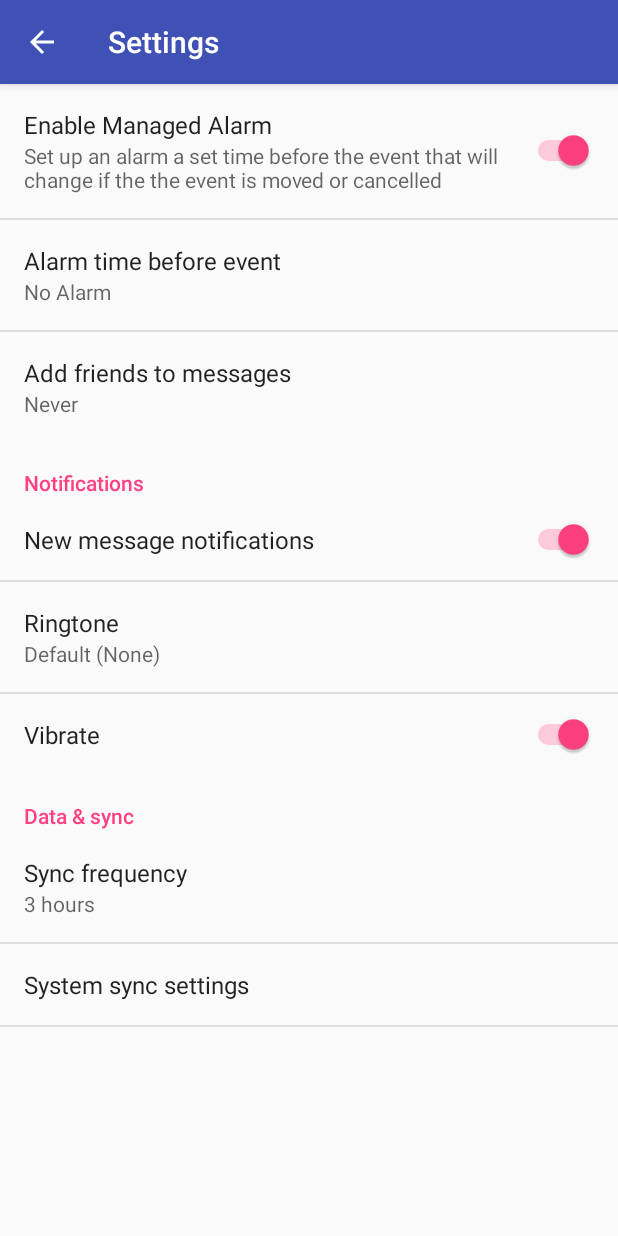
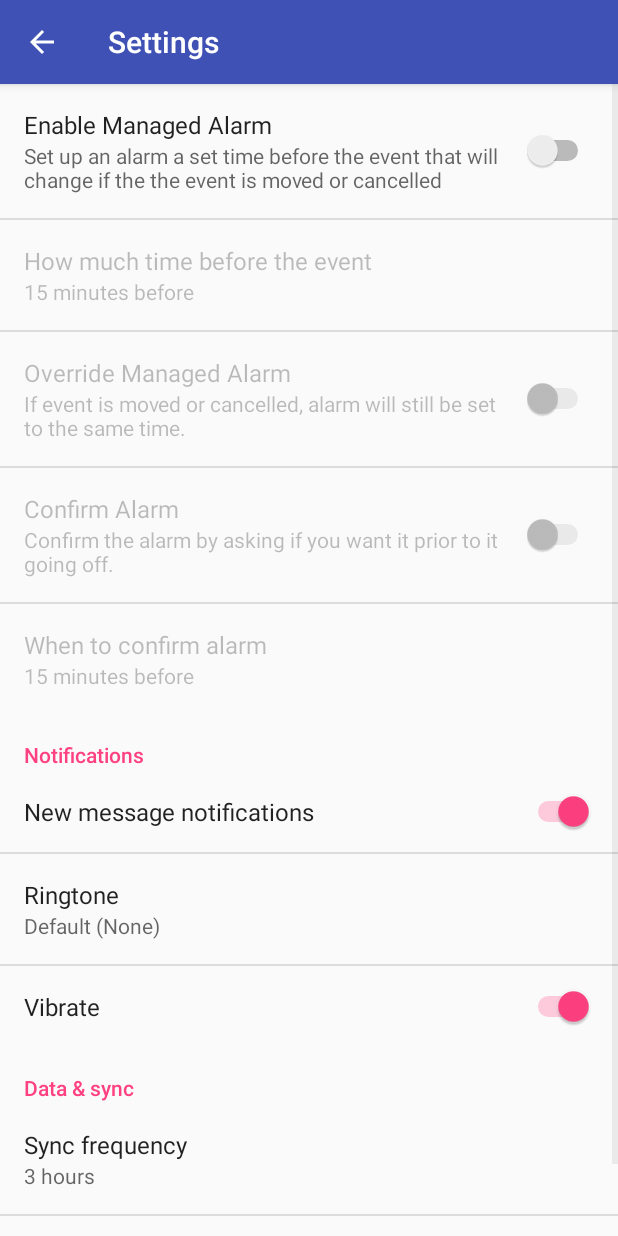
Before and after one commit to GrahamBurek/gitgudhackathon, an Android app: the eventSettings screen opened directly, with no data from a screen before it, on a phone screen of 412 x 824 dp. Run offline under Robolectric (Android 15) with nearby library versions, the phone set to English and light mode, and no system bars.

Commit message:
followed event alarm settings done

```diff
--- a/app/src/main/java/com/gitgud/hackathon/eventSettings.java
+++ b/app/src/main/java/com/gitgud/hackathon/eventSettings.java
@@ -205,7 +205,7 @@ public class eventSettings extends AppCompatPreferenceActivity {
         // their values. When their values change, their summaries are updated
         // to reflect the new value, per the Android Design guidelines.
         bindPreferenceSummaryToValue(findPreference("alarm_time_picker"));
-        bindPreferenceSummaryToValue(findPreference("example_list"));
+        bindPreferenceSummaryToValue(findPreference("alarm_confirm_time_picker"));
         bindPreferenceSummaryToValue(findPreference("notifications_new_message_ringtone"));
         bindPreferenceSummaryToValue(findPreference("sync_frequency"));
     }
--- a/app/src/main/res/values/strings.xml
+++ b/app/src/main/res/values/strings.xml
@@ -54,10 +54,9 @@
         <item>-1</item>
     </string-array>
 
-<string name="pref_alarm_title">Alarm time before event</string>
+<string name="pref_alarm_title">How much time before the event</string>
 <string name="pref_alarm_description">Set an alarm a certain time before the managed event</string>
 <string-array name="pref_alarm_time">
-<item>No Alarm</item>
 <item>15 minutes before</item>
 <item>30 minutes before</item>
 <item>45 minutes before</item>
@@ -84,11 +83,40 @@
 <item>9</item>
 <item>10</item>
 <item>11</item>
-<item>12</item>
 </string-array>
-
+<string name="pref_title_override_alarm">Override Managed Alarm</string>
+    <string name="pref_description_override_alarm">If event is moved or cancelled, alarm will still be set to the same time.</string>
+    <string name="pref_title_confirm_alarm">Confirm Alarm</string>
+    <string name="pref_description_confirm_alarm">Confirm the alarm by asking if you want it prior to it going off.</string>
     <!-- Example settings for Data & Sync -->
     <string name="pref_header_data_sync">Data &amp; sync</string>
+
+<string name="pref_confirm_alarm_picker_title">When to confirm alarm</string>
+    <string-array name="pref_confirm_alarm_list">
+        <item>15 minutes before</item>
+        <item>30 minutes before</item>
+        <item>1 hour before</item>
+        <item>2 hours before</item>
+        <item>6 hours before</item>
+        <item>12 hours before</item>
+        <item>1 day before</item>
+        <item>2 days before</item>
+        <item>3 days before</item>
+        <item>1 week before</item>
+    </string-array>
+    <string-array name="pref_confirm_alarm_values">
+        <item>0</item>
+        <item>1</item>
+        <item>2</item>
+        <item>3</item>
+        <item>4</item>
+        <item>5</item>
+        <item>6</item>
+        <item>7</item>
+        <item>8</item>
+        <item>9</item>
+    </string-array>
+
 
     <string name="pref_title_sync_frequency">Sync frequency</string>
     <string-array name="pref_sync_frequency_titles">
--- a/app/src/main/res/xml/pref_alarm.xml
+++ b/app/src/main/res/xml/pref_alarm.xml
@@ -2,7 +2,7 @@
 
     <SwitchPreference
         android:id="@+id/pref_alarm"
-        android:defaultValue="true"
+        android:defaultValue="false"
         android:key="pref_alarm"
         android:summary="@string/pref_description_alarm"
         android:title="@string/pref_title_alarm" />
@@ -17,19 +17,30 @@
         android:negativeButtonText="@null"
         android:positiveButtonText="@null"
         android:title="@string/pref_alarm_title"
-        android:description="@string/pref_alarm_description"
         android:dependency="pref_alarm"/>
 
-    <!-- NOTE: Hide buttons to simplify the UI. Users can touch outside the dialog to
-         dismiss it. -->
-    <!-- NOTE: ListPreference's summary should be set to its value by the activity code. -->
+    <SwitchPreference
+        android:id="@+id/pref_override_alarm"
+        android:defaultValue="false"
+        android:key="pref_override_alarm"
+        android:summary="@string/pref_description_override_alarm"
+        android:title="@string/pref_title_override_alarm"
+        android:dependency="pref_alarm"/>
+    <SwitchPreference
+        android:id="@+id/pref_confirm_alarm"
+        android:defaultValue="false"
+        android:key="pref_confirm_alarm"
+        android:summary="@string/pref_description_confirm_alarm"
+        android:title="@string/pref_title_confirm_alarm"
+        android:dependency="pref_alarm"/>
     <ListPreference
-        android:defaultValue="-1"
-        android:entries="@array/pref_example_list_titles"
-        android:entryValues="@array/pref_example_list_values"
-        android:key="example_list"
+        android:defaultValue="0"
+        android:entries="@array/pref_confirm_alarm_list"
+        android:entryValues="@array/pref_confirm_alarm_values"
+        android:key="alarm_confirm_time_picker"
         android:negativeButtonText="@null"
         android:positiveButtonText="@null"
-        android:title="@string/pref_title_add_friends_to_messages" />
+        android:title="@string/pref_confirm_alarm_picker_title"
+        android:dependency="pref_confirm_alarm"/>
 
 </PreferenceScreen>
```
